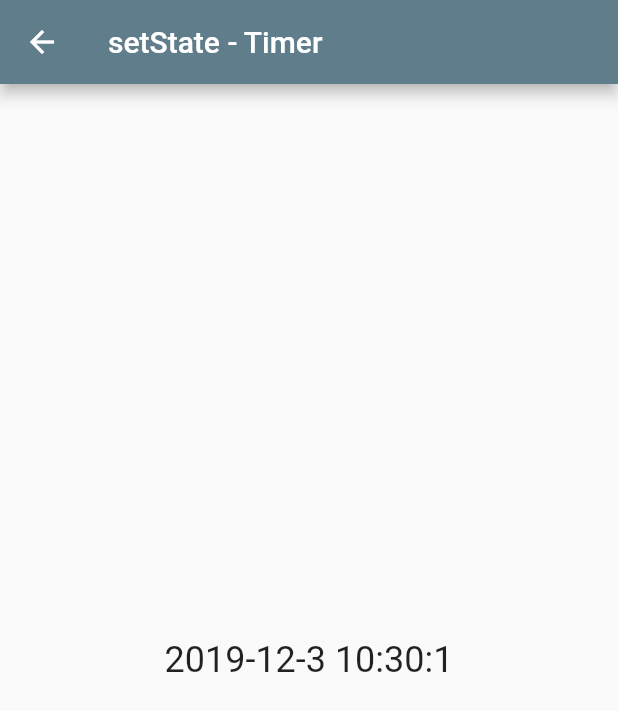
After one commit to fluttervn/state_management_showcase, a Flutter app: the SetStateTimerPage screen opened directly, on a phone screen of 412 x 824 dp. The commit adds this screen. Shown: the top 711 px of the screen. Run offline on Flutter 3.47's test engine with Material 2 defaults, Android fonts, the phone set to English and light mode, and no system bars; our stand-ins replace bloc, equatable, flutter_bloc, fluttertoast; missing offline and left inert: flutter_fimber, flutter_hud.

Commit message:
Add sample: SetState - Timer

```diff
--- /dev/null
+++ b/lib/setstate/counter/setstate_timer.dart
@@ -0,0 +1,41 @@
+import 'dart:async';
+
+import 'package:flutter/material.dart';
+import 'package:flutter/widgets.dart';
+import 'package:flutter_fimber/flutter_fimber.dart';
+import 'package:state_management_showcase/util/util_index.dart';
+
+class SetStateTimerPage extends StatefulWidget {
+  SetStateTimerPage() {
+    Fimber.d('init SetStateTimerPage');
+  }
+
+  @override
+  _CounterPageState createState() => _CounterPageState();
+}
+
+class _CounterPageState extends State<SetStateTimerPage> {
+  DateTime _now;
+
+  @override
+  void initState() {
+    super.initState();
+    Timer.periodic(Duration(seconds: 1), (timer) {
+      setState(() {
+        _now = DateTime.now();
+      });
+    });
+  }
+
+  @override
+  Widget build(BuildContext context) {
+    return Scaffold(
+      appBar: AppBar(
+        title: Text('setState - Timer'),
+      ),
+      body: Center(
+        child: TextTimer(value: _now),
+      ),
+    );
+  }
+}
--- a/lib/setstate/setstate_index.dart
+++ b/lib/setstate/setstate_index.dart
@@ -1,3 +1,4 @@
 export 'account/setstate_account_intro.dart';
 export 'counter/setstate_counter.dart';
 export 'counter/setstate_multi_counter.dart';
+export 'counter/setstate_timer.dart';
--- a/lib/tab_list_state_mgmt.dart
+++ b/lib/tab_list_state_mgmt.dart
@@ -9,6 +9,7 @@ import 'setstate/account/setstate_account_intro.dart';
 final Map<String, Widget> mapScreens = {
   'setState - Counter': SetStateCounterPage(),
   'setState - Multi Counter': SetStateMultiCounterPage(),
+  'setState - Timer': SetStateTimerPage(),
   'setState - Login': SetStateAccountIntroPage(),
   'flutter_bloc - Counter': BlocCounterPage(),
   'flutter_bloc - Multi Counter': BlocMultiCounterPage(),
```
Also changed, not shown: lib/bloc/account/bloc_account_login.dart (+3 -8 lines).
